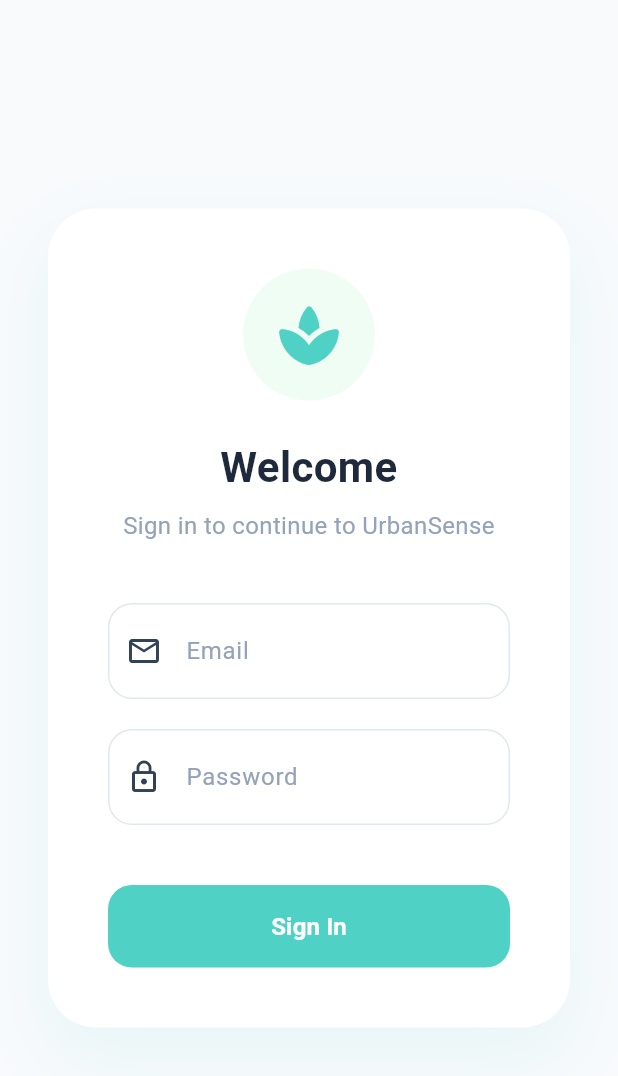
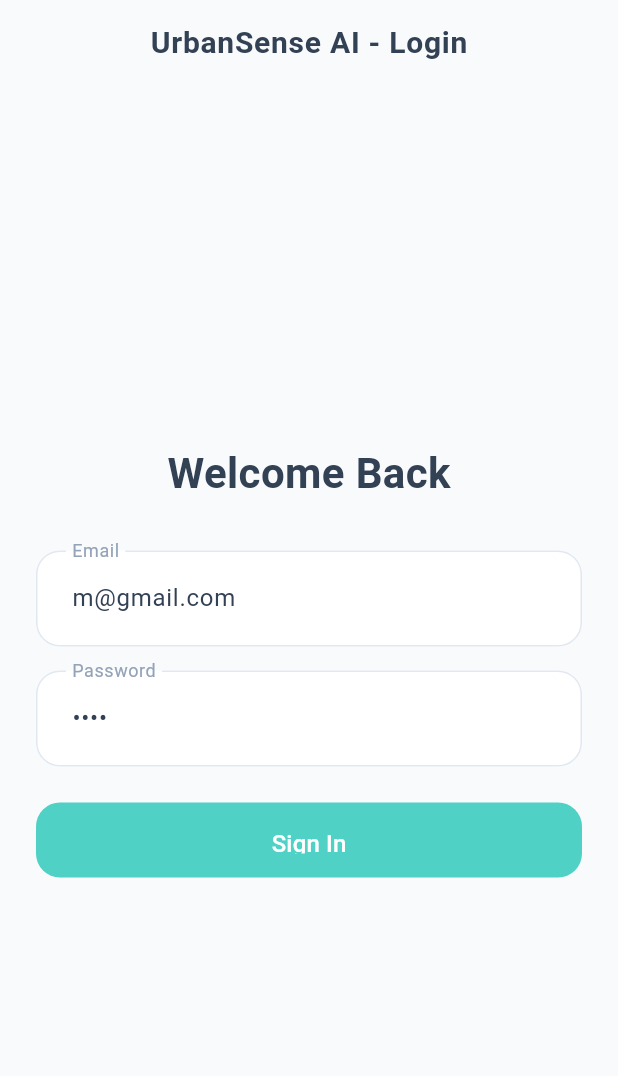
Before and after one commit to shivamrai001/Team-Shivam-Shivam, a Flutter app: the screen it shows after launch, on a phone screen of 412 x 824 dp. Shown: the top 1076 px of the screen. Run offline on Flutter 3.47's test engine with Material 3 defaults, Android fonts, the light colour scheme and no system bars; our stand-ins replace flutter_map, image_picker, latlong2.

Commit message:
Update login_screen.dart

```diff
--- a/urbansense_flutter_frontend_ultimate/lib/screens/login_screen.dart
+++ b/urbansense_flutter_frontend_ultimate/lib/screens/login_screen.dart
@@ -1,75 +1,98 @@
 import 'package:flutter/material.dart';
-import '../services/api_service.dart';
-import 'home_screen.dart';
+// Make sure this import matches your project structure:
+// import 'package:urbansense_flutter_frontend_ultimate/services/api_service.dart';
 
 class LoginScreen extends StatefulWidget {
   const LoginScreen({super.key});
+
   @override
   State<LoginScreen> createState() => _LoginScreenState();
 }
 
 class _LoginScreenState extends State<LoginScreen> {
-  final _emailController = TextEditingController();
-  final _passwordController = TextEditingController();
+  // Pre-filled with your test credentials
+  final TextEditingController _emailController = TextEditingController(text: 'm@gmail.com');
+  final TextEditingController _passwordController = TextEditingController(text: '1234');
+
   bool _isLoading = false;
-  String _errorMessage = '';
 
   void _handleLogin() async {
-    setState(() { _isLoading = true; _errorMessage = ''; });
+    setState(() {
+      _isLoading = true;
+    });
 
-    // Simulate a network delay for the loading animation
-    await Future.delayed(const Duration(seconds: 1));
+    // Calls your live Render backend through ApiService
+    bool success = await ApiService.login(
+      _emailController.text.trim(),
+      _passwordController.text.trim(),
+    );
 
-    // Bypass backend check: force success to true so you can see the UI
-    bool success = true;
-
-    setState(() { _isLoading = false; });
+    setState(() {
+      _isLoading = false;
+    });
 
     if (success) {
-      Navigator.pushReplacement(context, MaterialPageRoute(builder: (context) => const HomeScreen()));
+      if (!mounted) return;
+      ScaffoldMessenger.of(context).showSnackBar(
+        const SnackBar(content: Text('Login successful!')),
+      );
+      // TODO: Add your navigation code here to go to the next screen
     } else {
-      setState(() { _errorMessage = 'Authentication failed. Please check credentials.'; });
+      if (!mounted) return;
+      ScaffoldMessenger.of(context).showSnackBar(
+        const SnackBar(content: Text('Login failed. Check Render logs.')),
+      );
     }
   }
 
   @override
   Widget build(BuildContext context) {
     return Scaffold(
-      body: Center(
-        child: SingleChildScrollView(
-          padding: const EdgeInsets.all(32.0),
-          child: Container(
-            constraints: const BoxConstraints(maxWidth: 400),
-            padding: const EdgeInsets.all(40),
-            decoration: BoxDecoration(
-              color: Colors.white,
-              borderRadius: BorderRadius.circular(32),
-              boxShadow: [
-                BoxShadow(color: const Color(0xFF4FD1C5).withOpacity(0.1), blurRadius: 40, offset: const Offset(0, 20)),
-              ],
-            ),
+      appBar: AppBar(
+        title: const Text('UrbanSense AI - Login'),
+      ),
+      body: Padding(
+        padding: const EdgeInsets.all(24.0),
+        child: Center(
+          child: SingleChildScrollView(
             child: Column(
-              mainAxisSize: MainAxisSize.min,
-              crossAxisAlignment: CrossAxisAlignment.stretch,
+              mainAxisAlignment: MainAxisAlignment.center,
               children: [
-                Container(
-                  padding: const EdgeInsets.all(20),
-                  decoration: const BoxDecoration(color: Color(0xFFF0FDF4), shape: BoxShape.circle),
-                  child: const Icon(Icons.spa_rounded, size: 48, color: Color(0xFF4FD1C5)),
+                const Text(
+                  'Welcome Back',
+                  style: TextStyle(fontSize: 28, fontWeight: FontWeight.bold),
+                ),
+                const SizedBox(height: 32),
+                TextField(
+                  controller: _emailController,
+                  decoration: const InputDecoration(
+                    labelText: 'Email',
+                    border: OutlineInputBorder(),
+                  ),
+                  keyboardType: TextInputType.emailAddress,
+                ),
+                const SizedBox(height: 16),
+                TextField(
+                  controller: _passwordController,
+                  decoration: const InputDecoration(
+                    labelText: 'Password',
+                    border: OutlineInputBorder(),
+                  ),
+                  obscureText: true,
                 ),
                 const SizedBox(height: 24),
-                const Text('Welcome', textAlign: TextAlign.center, style: TextStyle(fontSize: 28, fontWeight: FontWeight.bold, color: Color(0xFF1E293B))),
-                const SizedBox(height: 8),
-                const Text('Sign in to continue to UrbanSense', textAlign: TextAlign.center, style: TextStyle(color: Color(0xFF94A3B8), fontSize: 16)),
-                const SizedBox(height: 40),
-                TextField(controller: _emailController, decoration: const InputDecoration(labelText: 'Email', prefixIcon: Icon(Icons.mail_outline))),
-                const SizedBox(height: 20),
-                TextField(controller: _passwordController, obscureText: true, decoration: const InputDecoration(labelText: 'Password', prefixIcon: Icon(Icons.lock_outline))),
-                if (_errorMessage.isNotEmpty) ...[const SizedBox(height: 16), Text(_errorMessage, style: const TextStyle(color: Colors.redAccent), textAlign: TextAlign.center)],
-                const SizedBox(height: 40),
-                ElevatedButton(
-                  onPressed: _isLoading ? null : _handleLogin,
-                  child: _isLoading ? const SizedBox(width: 24, height: 24, child: CircularProgressIndicator(color: Colors.white, strokeWidth: 2)) : const Text('Sign In', style: TextStyle(fontSize: 16, fontWeight: FontWeight.bold)),
+                SizedBox(
+                  width: double.infinity,
+                  height: 50,
+                  child: _isLoading
+                      ? const Center(child: CircularProgressIndicator())
+                      : ElevatedButton(
+                          onPressed: _handleLogin,
+                          child: const Text(
+                            'Sign In',
+                            style: TextStyle(fontSize: 16),
+                          ),
+                        ),
                 ),
               ],
             ),
```
